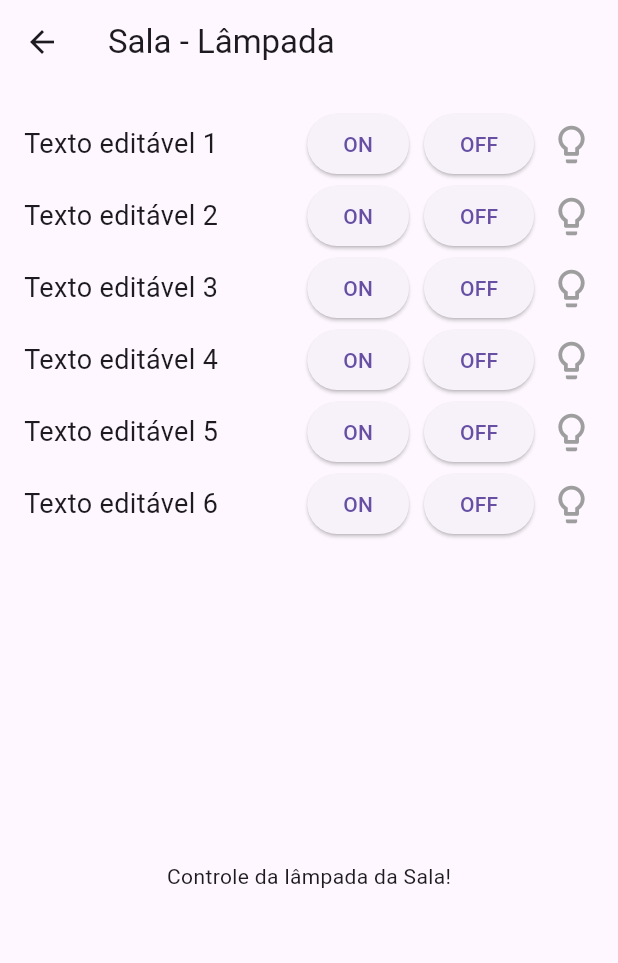
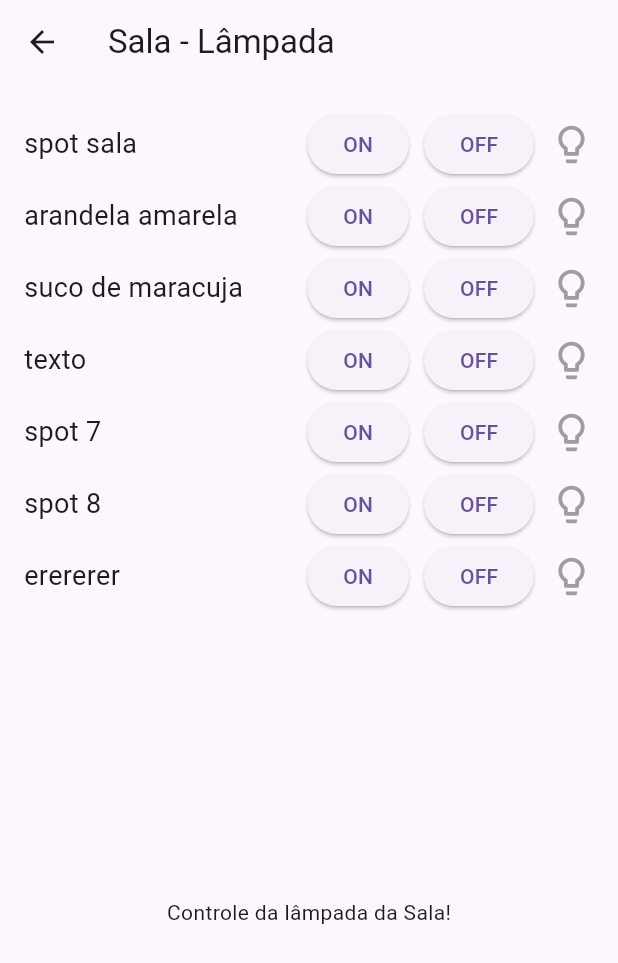
Before and after one commit to WevertonNicolau/copia_app_danf, a Flutter app: the SalaLampScreen screen opened by its route, after a tap on "ON", on a phone screen of 412 x 824 dp. Shown: the top 963 px of the screen. Run offline on Flutter 3.47's test engine with Material 3 defaults, Android fonts, the phone set to English and light mode, and no system bars; our stand-ins replace shared_preferences; missing offline and left inert: mqtt_client; accounts and stored records are empty.

Commit message:
funcionamento da iluminação completo

```diff
--- a/lib/main.dart
+++ b/lib/main.dart
@@ -18,8 +18,8 @@ class _MyAppState extends State<MyApp> {
   final int port = 1883;
   final String username = 'tdmstjgu';
   final String password = 'mBv2M7HusSx8';
-  String publishTopic = '/Danf/TESTE_2024/V3/Mqtt/Comando';
-  String subscribeTopic = '/Danf/TESTE_2024/V3/Mqtt/Feedback';
+  String publishTopic = '/Danf/danfshowroom/V3/Mqtt/Comando';
+  String subscribeTopic = '/Danf/danfshowroom/V3/Mqtt/Feedback';
 
   MqttServerClient? client;
   bool _connected = false;
@@ -60,6 +60,7 @@ class _MyAppState extends State<MyApp> {
     } catch (e) {
       print('Exception: $e');
       client!.disconnect();
+      _reconnect();
     }
 
     if (client!.connectionStatus!.state == MqttConnectionState.connected) {
@@ -72,6 +73,7 @@ class _MyAppState extends State<MyApp> {
       print(
           'ERROR: MQTT client connection failed - disconnecting, state is ${client!.connectionStatus!.state}');
       client!.disconnect();
+      _reconnect();
     }
 
     client!.updates!.listen((List<MqttReceivedMessage<MqttMessage>> c) {
@@ -83,6 +85,14 @@ class _MyAppState extends State<MyApp> {
     });
 
     _subscribeToTopic(subscribeTopic);
+  }
+
+  void _reconnect() {
+    Future.delayed(Duration(seconds: 1), () {
+      if (!_connected) {
+        _connect();
+      }
+    });
   }
 
   void _subscribeToTopic(String topic) {
@@ -104,6 +114,7 @@ class _MyAppState extends State<MyApp> {
     setState(() {
       _connected = false;
     });
+    _reconnect();
   }
 
   void _onSubscribed(String topic) {
@@ -113,7 +124,33 @@ class _MyAppState extends State<MyApp> {
   Future<void> _publish(String message) async {
     final builder = MqttClientPayloadBuilder();
     builder.addString(message);
-    client!.publishMessage(publishTopic, MqttQos.atLeastOnce, builder.payload!);
+    try {
+      client!
+          .publishMessage(publishTopic, MqttQos.atLeastOnce, builder.payload!);
+    } catch (e) {
+      print('Exceção ao publicar mensagem: $e');
+      _showConnectionError();
+    }
+  }
+
+  void _showConnectionError() {
+    showDialog(
+      context: context,
+      builder: (BuildContext context) {
+        return AlertDialog(
+          title: Text('Erro de Conexão'),
+          content: Text('Houve um problema ao conectar-se ao servidor MQTT.'),
+          actions: <Widget>[
+            TextButton(
+              child: Text('OK'),
+              onPressed: () {
+                Navigator.of(context).pop();
+              },
+            ),
+          ],
+        );
+      },
+    );
   }
 
   @override
@@ -123,7 +160,7 @@ class _MyAppState extends State<MyApp> {
       theme: ThemeData(
         primarySwatch: Colors.blue,
       ),
-      home: HomeScreen(),
+      home: HomeScreen(isMqttConnected: _connected),
       routes: {
         '/ambientes': (context) => AmbientesScreen(),
         '/sala': (context) => SalaScreen(),
@@ -147,19 +184,48 @@ class _MyAppState extends State<MyApp> {
 }
 
 class HomeScreen extends StatelessWidget {
+  final bool isMqttConnected;
+
+  HomeScreen({required this.isMqttConnected});
+
   @override
   Widget build(BuildContext context) {
     return Scaffold(
       appBar: AppBar(
         title: Text('Tela Inicial'),
       ),
-      body: Center(
+      body: Column(
+        mainAxisAlignment: MainAxisAlignment.center,
+        crossAxisAlignment: CrossAxisAlignment.center,
+        children: [
+          Expanded(
+            child: Center(
               child: ElevatedButton(
                 onPressed: () {
                   Navigator.pushNamed(context, '/ambientes');
                 },
                 child: Text('Entrar'),
               ),
+            ),
+          ),
+          Padding(
+            padding: const EdgeInsets.all(8.0),
+            child: Row(
+              mainAxisAlignment: MainAxisAlignment.center,
+              children: [
+                Text(
+                  'Status: ',
+                  style: TextStyle(fontSize: 12),
+                ),
+                Icon(
+                  Icons.circle,
+                  color: isMqttConnected ? Colors.green : Colors.red,
+                  size: 12,
+                ),
+              ],
+            ),
+          ),
+        ],
       ),
     );
   }
@@ -307,23 +373,48 @@ class SalaLampScreen extends StatefulWidget {
 }
 
 class _SalaLampScreenState extends State<SalaLampScreen> {
-  List<String> _savedTexts =
-      List.generate(6, (index) => 'Texto editável ${index + 1}');
-  List<Color> _lampColors = List.generate(6, (index) => Colors.grey);
+  int numero_de_iluminacoes = 7;
+
+  List<String> _savedTexts = [];
+  Map<String, bool> _lampStates =
+      {}; // Novo mapa para armazenar o estado das lâmpadas
+  bool _connectionError = false;
 
   @override
   void initState() {
     super.initState();
+    _initializeSavedTexts();
     _loadSavedTexts();
     _subscribeToFeedbackTopic();
+  }
+
+  void _initializeSavedTexts() {
+    _savedTexts = List.generate(numero_de_iluminacoes, (index) {
+      if (index == 0) {
+        return 'spot sala';
+      } else if (index == 1) {
+        return 'arandela amarela';
+      } else if (index == 2) {
+        return 'suco de maracuja';
+      } else if (index == 3) {
+        return 'texto';
+      } else if (index == 4) {
+        return 'spot 7';
+      } else if (index == 5) {
+        return 'spot 8';
+      } else if (index == 6) {
+        return 'erererer';
+      } else {
+        return '';
+      }
+    });
   }
 
   void _loadSavedTexts() async {
     SharedPreferences prefs = await SharedPreferences.getInstance();
     setState(() {
-      for (int i = 0; i < 6; i++) {
-        _savedTexts[i] =
-            prefs.getString('savedText$i') ?? 'Texto editável ${i + 1}';
+      for (int i = 0; i < numero_de_iluminacoes; i++) {
+        _savedTexts[i] = prefs.getString('savedText$i') ?? _savedTexts[i];
       }
     });
   }
@@ -377,11 +468,19 @@ class _SalaLampScreenState extends State<SalaLampScreen> {
   Future<void> _publish(String message) async {
     final builder = MqttClientPayloadBuilder();
     builder.addString(message);
+    try {
       widget.client.publishMessage(
           widget.publishTopic, MqttQos.atLeastOnce, builder.payload!);
+    } catch (e) {
+      print('Exceção ao publicar mensagem: $e');
+      setState(() {
+        _connectionError = true;
+      });
+    }
   }
 
   void _subscribeToFeedbackTopic() {
+    try {
       widget.client.subscribe(widget.subscribeTopic, MqttQos.atMostOnce);
       widget.client.updates!.listen((List<MqttReceivedMessage<MqttMessage>> c) {
         final MqttPublishMessage recMess = c[0].payload as MqttPublishMessage;
@@ -391,11 +490,17 @@ class _SalaLampScreenState extends State<SalaLampScreen> {
         print('Received message: $pt from topic: ${c[0].topic}>');
         _processFeedback(pt);
       });
+    } catch (e) {
+      print('Exceção receber mensagem: $e');
+      setState(() {
+        _connectionError = true;
+      });
+    }
   }
 
   void _processFeedback(String feedback) {
     // Expressão regular para extrair as informações de cada placa e canal
-    RegExp exp = RegExp(r'<(\d{2})([CD]\d[LD]){8}>');
+    RegExp exp = RegExp(r'<(\d{2})([C]\d[LD]){8}>');
 
     // Iterar sobre as correspondências encontradas
     exp.allMatches(feedback).forEach((match) {
@@ -408,15 +513,10 @@ class _SalaLampScreenState extends State<SalaLampScreen> {
         String canal = canaisEstados.substring(3 + i * 3, 5 + i * 3);
         String estado = canaisEstados.substring(5 + i * 3, 6 + i * 3);
 
-        // Verificar se é o canal desejado e se está ligado
-        if (canal == feedback.substring(0, 2) && estado == 'L') {
-          // Trocar a cor da lâmpada se o canal correspondente estiver ligado
-          int index = int.parse(canal.substring(1, 2)) -
-              1; // Índice na lista _lampColors
-          if (index >= 0 && index < _lampColors.length) {
-            _trocarCorLampada(index);
-          }
-        }
+        // Atualizar o estado da lâmpada no mapa
+        setState(() {
+          _lampStates['$canal$placa'] = estado == 'L';
+        });
 
         // Imprimir o estado do canal
         if (estado == 'L') {
@@ -428,38 +528,10 @@ class _SalaLampScreenState extends State<SalaLampScreen> {
     });
   }
 
-  void _trocarCorLampada(int index) {
-    // Implementar a lógica para trocar a cor da lâmpada
-    setState(() {
-      switch (index) {
-        case 0:
-          _lampColors[index] = Colors.red;
-          break;
-        case 1:
-          _lampColors[index] = Colors.green;
-          break;
-        case 2:
-          _lampColors[index] = Colors.blue;
-          break;
-        case 3:
-          _lampColors[index] = Colors.yellow;
-          break;
-        case 4:
-          _lampColors[index] = Colors.orange;
-          break;
-        case 5:
-          _lampColors[index] = Colors.purple;
-          break;
-        default:
-          print('Índice de lâmpada não suportado para troca de cor.');
-      }
-    });
-  }
-
   Widget buildLampControl(int index, String canal_placa) {
-    // Extrair o número do canal e da placa
-    String placa = canal_placa.substring(2, 3); // Ex: 'C301' -> '01'
-    String canal = canal_placa.substring(0, 1); // Ex: 'C301' -> '3'
+    // Determinar a cor da lâmpada com base no estado armazenado no mapa
+    Color lampColor =
+        _lampStates[canal_placa] == true ? Colors.yellow : Colors.grey;
 
     return Row(
       children: [
@@ -473,14 +545,18 @@ class _SalaLampScreenState extends State<SalaLampScreen> {
           ),
         ),
         ElevatedButton(
-          onPressed: () {
+          onPressed: _connectionError
+              ? null
+              : () {
                   _toggleLamp('OFON$canal_placa');
                 },
           child: Text('ON'),
         ),
         SizedBox(width: 10),
         ElevatedButton(
-          onPressed: () {
+          onPressed: _connectionError
+              ? null
+              : () {
                   _toggleLamp('OFFF$canal_placa');
                 },
           child: Text('OFF'),
@@ -489,7 +565,7 @@ class _SalaLampScreenState extends State<SalaLampScreen> {
         Icon(
           Icons.lightbulb_outline,
           size: 30,
-          color: _lampColors[index],
+          color: lampColor,
         ),
       ],
     );
@@ -511,6 +587,7 @@ class _SalaLampScreenState extends State<SalaLampScreen> {
             buildLampControl(3, 'C401'),
             buildLampControl(4, 'C501'),
             buildLampControl(5, 'C601'),
+            buildLampControl(6, 'C701'),
             Expanded(
               child: Center(
                 child: Text('Controle da lâmpada da Sala!'),
```
Lines whose indentation alone changed are shown as unchanged.
